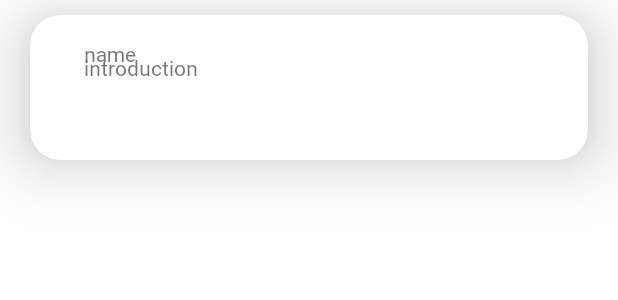
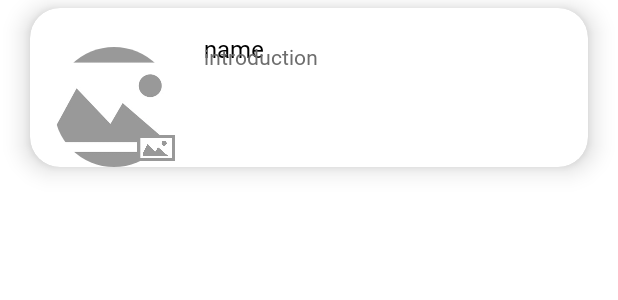
Before and after one commit to soma-lighthouse/FE-lingo-swap, an Android app: the layout user_info_tile.xml on its own in the app's theme, with its tools: preview values and no code run, on a phone screen of 412 x 824 dp. Shown: the top 300 px of the screen. Run offline under Robolectric (Android 15) with nearby library versions, the phone set to English and light mode, and no system bars.

Commit message:
[LH-100] Add boilerplate for recyclerview #14

```diff
--- a/common-ui/src/main/java/com/lighthouse/android/common_ui/base/StartFragment.kt
+++ b/common-ui/src/main/java/com/lighthouse/android/common_ui/base/StartFragment.kt
@@ -22,7 +22,7 @@ class StartFragment : Fragment() {
     override fun onViewCreated(view: View, savedInstanceState: Bundle?) {
         super.onViewCreated(view, savedInstanceState)
         //decide where to go on the first app launch, check auth token if login needed
-        (requireActivity() as ToFlowNavigatable).navigateToFlow(NavigationFlow.ChatFlow)
+        (requireActivity() as ToFlowNavigatable).navigateToFlow(NavigationFlow.HomeFlow)
     }
 
 }
--- a/common-ui/src/main/java/com/lighthouse/android/common_ui/server_driven/viewholders/GetViewHolder.kt
+++ b/common-ui/src/main/java/com/lighthouse/android/common_ui/server_driven/viewholders/GetViewHolder.kt
@@ -3,6 +3,7 @@ package com.lighthouse.android.common_ui.server_driven.viewholders
 import android.view.ViewGroup
 import com.lighthouse.android.common_ui.server_driven.viewholders.default_holder.DefaultViewHolder
 import com.lighthouse.android.common_ui.server_driven.viewholders.viewholder.HomeTitleViewHolder
+import com.lighthouse.android.common_ui.server_driven.viewholders.viewholder.HomeViewHolder
 import com.lighthouse.android.common_ui.server_driven.viewholders.viewholder.UnknownViewHolder
 import com.lighthouse.android.common_ui.server_driven.viewholders.viewholder.UserInfoViewHolder
 import com.lighthouse.domain.constriant.ViewType
@@ -10,7 +11,8 @@ import com.lighthouse.domain.constriant.ViewType
 fun getViewHolder(parent: ViewGroup, viewType: ViewType): DefaultViewHolder {
     val viewTypeList = listOf(
         HomeTitleViewHolder(parent),
-        UserInfoViewHolder(parent)
+        UserInfoViewHolder(parent),
+        HomeViewHolder(parent)
     )
 
     for (type in viewTypeList) {
--- a/common-ui/src/main/java/com/lighthouse/android/common_ui/server_driven/adapter/DrivenAdapter.kt
+++ b/common-ui/src/main/java/com/lighthouse/android/common_ui/server_driven/viewholders/adapter/DrivenAdapter.kt
@@ -1,4 +1,4 @@
-package com.lighthouse.android.common_ui.server_driven.adapter
+package com.lighthouse.android.common_ui.server_driven.viewholders.adapter
 
 import android.view.ViewGroup
 import androidx.recyclerview.widget.ListAdapter
--- a/common-ui/src/main/java/com/lighthouse/android/common_ui/server_driven/adapter/HorizontalAdapter.kt
+++ b/common-ui/src/main/java/com/lighthouse/android/common_ui/server_driven/viewholders/adapter/HorizontalAdapter.kt
@@ -1,4 +1,4 @@
-package com.lighthouse.android.common_ui.server_driven.adapter
+package com.lighthouse.android.common_ui.server_driven.viewholders.adapter
 
 import android.view.LayoutInflater
 import android.view.ViewGroup
--- a/common-ui/src/main/java/com/lighthouse/android/common_ui/server_driven/viewholders/viewholder/HomeTitleViewHolder.kt
+++ b/common-ui/src/main/java/com/lighthouse/android/common_ui/server_driven/viewholders/viewholder/HomeTitleViewHolder.kt
@@ -1,5 +1,6 @@
 package com.lighthouse.android.common_ui.server_driven.viewholders.viewholder
 
+import android.util.Log
 import android.view.ViewGroup
 import com.lighthouse.android.common_ui.R
 import com.lighthouse.android.common_ui.databinding.HomeInfoTileBinding
@@ -22,6 +23,8 @@ class HomeTitleViewHolder(
     override fun onBind(data: ContentVO) {
         data as ContentVO.HomeTitleContent
 
+        Log.d("TESTING", data.toString())
+
         CoroutineScope(Dispatchers.Main).launch {
             binding.tvHomeTitle.text = SpannableStringBuilderProvider.getSpannableBuilder(
                 data.tvHomeTitle,
--- a/common-ui/src/main/java/com/lighthouse/android/common_ui/server_driven/viewholders/viewholder/UserInfoViewHolder.kt
+++ b/common-ui/src/main/java/com/lighthouse/android/common_ui/server_driven/viewholders/viewholder/UserInfoViewHolder.kt
@@ -5,8 +5,8 @@ import android.view.ViewGroup
 import com.bumptech.glide.Glide
 import com.lighthouse.android.common_ui.R
 import com.lighthouse.android.common_ui.databinding.UserInfoTileBinding
-import com.lighthouse.android.common_ui.server_driven.adapter.HorizontalAdapter
 import com.lighthouse.android.common_ui.server_driven.rich_text.SpannableStringBuilderProvider
+import com.lighthouse.android.common_ui.server_driven.viewholders.adapter.HorizontalAdapter
 import com.lighthouse.android.common_ui.server_driven.viewholders.default_holder.DefaultViewHolder
 import com.lighthouse.android.common_ui.server_driven.viewholders.util.InflateViewType
 import com.lighthouse.domain.constriant.ViewType
@@ -26,12 +26,12 @@ class UserInfoViewHolder(
         data as ContentVO.UserInfoTile
 
         CoroutineScope(Dispatchers.Main).launch {
-            Glide.with(binding.tvProfileImg)
+            Glide.with(binding.ivProfileImg)
                 .load(data.ivProfileImg.image)
                 .override(calSize(data.ivProfileImg.width), calSize(data.ivProfileImg.height))
-                .into(binding.tvProfileImg)
+                .into(binding.ivProfileImg)
 
-            binding.tvProfileImg
+            binding.ivProfileImg
             binding.tvProfileName.text = SpannableStringBuilderProvider.getSpannableBuilder(
                 data.tvProfileName,
                 binding.root.context
--- a/common-ui/src/main/res/layout/user_info_tile.xml
+++ b/common-ui/src/main/res/layout/user_info_tile.xml
@@ -3,13 +3,23 @@
     xmlns:app="http://schemas.android.com/apk/res-auto"
     xmlns:tools="http://schemas.android.com/tools">
 
+    <data>
+
+        <variable
+            name="item"
+            type="com.lighthouse.domain.response.dto.ProfileVO" />
+    </data>
+
     <androidx.cardview.widget.CardView
+        android:id="@+id/itemClickable"
         android:layout_width="match_parent"
         android:layout_height="wrap_content"
         android:layout_marginHorizontal="20dp"
-        android:layout_marginTop="10dp"
+        android:layout_marginTop="5dp"
+        android:layout_marginBottom="5dp"
+        android:clipToPadding="false"
         app:cardCornerRadius="20dp"
-        app:cardElevation="30dp"
+        app:cardElevation="10dp"
         app:cardPreventCornerOverlap="true">
 
         <androidx.constraintlayout.widget.ConstraintLayout
@@ -17,13 +27,16 @@
             android:layout_height="match_parent">
 
             <de.hdodenhof.circleimageview.CircleImageView
-                android:id="@+id/tv_profile_img"
+                android:id="@+id/iv_profile_img"
                 android:layout_width="wrap_content"
                 android:layout_height="wrap_content"
                 android:layout_marginStart="16dp"
                 android:layout_marginTop="26dp"
                 app:layout_constraintStart_toStartOf="parent"
-                app:layout_constraintTop_toTopOf="parent" />
+                app:layout_constraintTop_toTopOf="parent"
+                tools:layout_height="80dp"
+                tools:layout_width="80dp"
+                tools:src="@drawable/placeholder" />
 
             <TextView
                 android:id="@+id/tv_profile_name"
@@ -31,7 +44,11 @@
                 android:layout_height="wrap_content"
                 android:layout_marginStart="20dp"
                 android:layout_marginTop="16dp"
-                app:layout_constraintStart_toEndOf="@+id/tv_profile_img"
+                android:text="@{item.name}"
+                android:textColor="@color/black"
+                android:textSize="16sp"
+                android:textStyle="bold"
+                app:layout_constraintStart_toEndOf="@+id/iv_profile_img"
                 app:layout_constraintTop_toTopOf="parent"
                 tools:text="name" />
 
@@ -41,15 +58,19 @@
                 android:layout_height="wrap_content"
                 android:layout_marginStart="55dp"
                 android:layout_marginTop="-25dp"
-                app:layout_constraintStart_toStartOf="@+id/tv_profile_img"
-                app:layout_constraintTop_toBottomOf="@+id/tv_profile_img"
-                tools:size="10dp" />
+                app:layout_constraintStart_toStartOf="@+id/iv_profile_img"
+                app:layout_constraintTop_toBottomOf="@+id/iv_profile_img"
+                tools:layout_height="25dp"
+                tools:layout_width="25dp"
+                tools:src="@drawable/placeholder" />
 
             <TextView
                 android:id="@+id/tv_profile_intro"
                 android:layout_width="wrap_content"
                 android:layout_height="wrap_content"
-                android:layout_marginTop="-10dp"
+                android:layout_marginTop="-15dp"
+                android:text="@{item.description}"
+                android:textColor="@color/brownish_grey"
                 app:layout_constraintStart_toStartOf="@+id/tv_profile_name"
                 app:layout_constraintTop_toBottomOf="@+id/tv_profile_name"
                 tools:text="introduction" />
@@ -58,12 +79,13 @@
                 android:id="@+id/rv_language"
                 android:layout_width="0dp"
                 android:layout_height="36dp"
-                android:layout_marginRight="16dp"
+                android:layout_marginEnd="16dp"
                 android:layout_marginBottom="16dp"
                 android:orientation="horizontal"
                 app:layoutManager="androidx.recyclerview.widget.LinearLayoutManager"
                 app:layout_constraintBottom_toBottomOf="parent"
                 app:layout_constraintEnd_toEndOf="parent"
+                app:layout_constraintHorizontal_bias="0.0"
                 app:layout_constraintStart_toStartOf="@+id/tv_profile_intro"
                 app:layout_constraintTop_toBottomOf="@+id/tv_profile_intro"
                 app:layout_constraintVertical_bias="1.0" />
```
